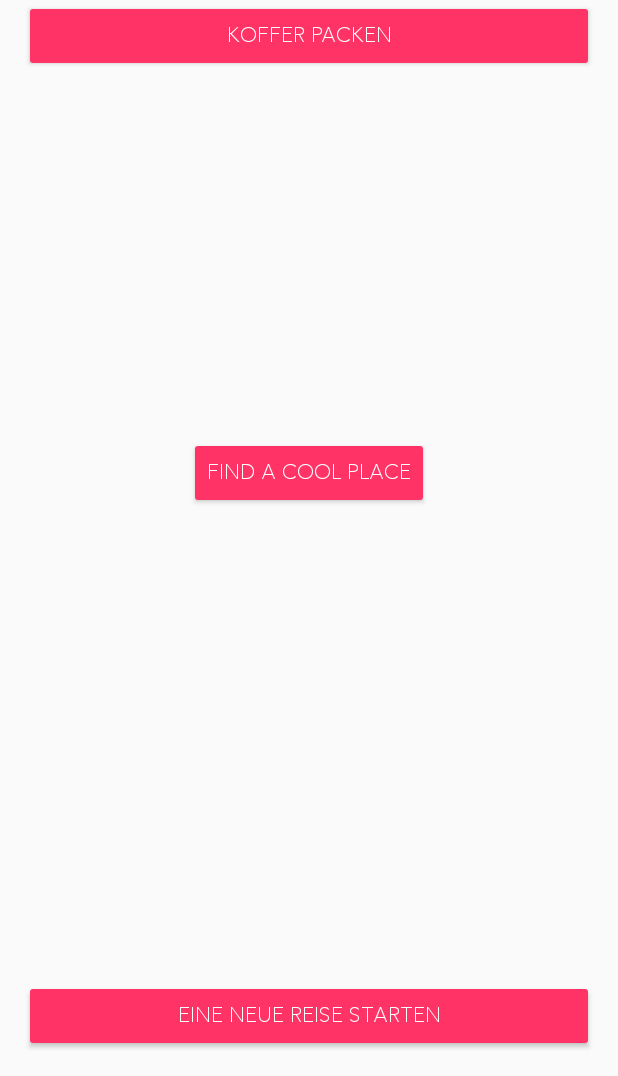
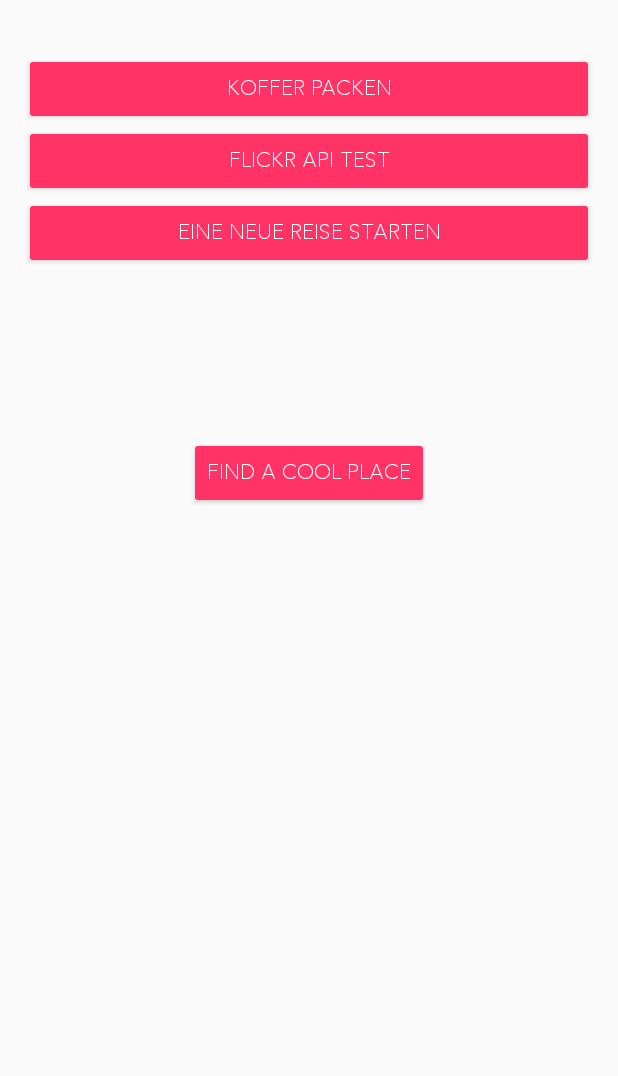
Before and after one commit to softpromin/TravelingApp, an Android app: the screen it shows after launch (MainActivity), on a phone screen of 412 x 824 dp, the part 160-1236 px from its top. Run offline under Robolectric (Android 15) with nearby library versions, the phone set to English and light mode, and no system bars.

Commit message:
Flickr Activity vorbereitet

```diff
--- a/app/build.gradle
+++ b/app/build.gradle
@@ -25,4 +25,5 @@ dependencies {
     compile 'com.android.support:appcompat-v7:23.1.1'
     compile 'com.android.support:support-v4:23.1.1'
     compile 'com.google.android.gms:play-services:8.3.0'
+    compile 'com.android.support:design:23.1.1'
 }
--- a/app/src/main/java/prak/travelerapp/MainActivity.java
+++ b/app/src/main/java/prak/travelerapp/MainActivity.java
@@ -15,6 +15,7 @@ import com.google.android.gms.common.GooglePlayServicesUtil;
 
 import prak.travelerapp.Database.Datasource;
 import prak.travelerapp.Database.ItemViewActivity;
+import prak.travelerapp.FlickrAPI.LandingActivity;
 import prak.travelerapp.PlaceApi.AutocompleteActivity;
 import prak.travelerapp.PlaceApi.PlacePickerFragment;
 import prak.travelerapp.WeatherAPI.WeatherTask;
@@ -26,18 +27,20 @@ public class MainActivity extends AppCompatActivity implements AsyncResponse {
     private Datasource dataSource;
     private Button newTrip;     // startet neue Reise
     private Button itemList;    // startet die Packliste
-    private Intent listIntent,PlaceActivityIntent;
+    private Button flickrButton;    // startet Flickr Test Activity
+    private Intent listIntent,flickrIntent,PlaceActivityIntent;
 
     @Override
     protected void onCreate(Bundle savedInstanceState) {
         //Neue Schriftart für alle Texte
-        TypefaceUtil.overrideFont(getApplicationContext(), "SERIF", "fonts/Avenir-Book.ttf");
+        Utils.overrideFont(getApplicationContext(), "SERIF", "fonts/Avenir-Book.ttf");
 
         super.onCreate(savedInstanceState);
         setContentView(R.layout.activity_main);
 
         googlePlacesTest();
         //weatherAPItest();
+        flickrAPItest();
 
         //Wechselt zur View der Packliste
         changeToItemList();
@@ -54,6 +57,21 @@ public class MainActivity extends AppCompatActivity implements AsyncResponse {
                 Log.d("MainActivity", "Click started item list");
 
                 startActivity(listIntent);
+            }
+        });
+    }
+
+    private void flickrAPItest() {
+
+        flickrButton = (Button) findViewById(R.id.flickrTest);
+        flickrButton.setOnClickListener(new View.OnClickListener() {
+            @Override
+            public void onClick(View v) {
+
+                flickrIntent = new Intent(MainActivity.this, LandingActivity.class);
+                Log.d("MainActivity", "Flickr Test Button clicked");
+
+                startActivity(flickrIntent);
             }
         });
     }
--- a/app/src/main/java/prak/travelerapp/TypefaceUtil.java
+++ /dev/null
@@ -1,33 +0,0 @@
-package prak.travelerapp;
-
-import android.content.Context;
-import android.graphics.Typeface;
-import android.util.Log;
-
-import java.lang.reflect.Field;
-
-/**
- * Created by maxgraf on 30/11/15.
- */
-
-public class TypefaceUtil {
-
-    /**
-     * Using reflection to override default typeface
-     * NOTICE: DO NOT FORGET TO SET TYPEFACE FOR APP THEME AS DEFAULT TYPEFACE WHICH WILL BE OVERRIDDEN
-     * @param context to work with assets
-     * @param defaultFontNameToOverride for example "monospace"
-     * @param customFontFileNameInAssets file name of the font from assets
-     */
-    public static void overrideFont(Context context, String defaultFontNameToOverride, String customFontFileNameInAssets) {
-        try {
-            final Typeface customFontTypeface = Typeface.createFromAsset(context.getAssets(), customFontFileNameInAssets);
-
-            final Field defaultFontTypefaceField = Typeface.class.getDeclaredField(defaultFontNameToOverride);
-            defaultFontTypefaceField.setAccessible(true);
-            defaultFontTypefaceField.set(null, customFontTypeface);
-        } catch (Exception e) {
-            Log.e("Can not set custom font " + customFontFileNameInAssets + " instead of " + defaultFontNameToOverride, e.toString());
-        }
-    }
-}
--- a/app/src/main/java/prak/travelerapp/Utils.java
+++ b/app/src/main/java/prak/travelerapp/Utils.java
@@ -3,6 +3,9 @@ package prak.travelerapp;
 import android.content.Context;
 import android.net.ConnectivityManager;
 import android.net.NetworkInfo;
+import android.graphics.Typeface;
+import android.util.Log;
+import java.lang.reflect.Field;
 
 /**
  * Created by Michael on 25.11.15.
@@ -19,4 +22,25 @@ public class Utils {
         NetworkInfo netInfo = cm.getActiveNetworkInfo();
         return netInfo != null && netInfo.isConnectedOrConnecting();
     }
+
+
+    /**
+     * Using reflection to override default typeface
+     * NOTICE: DO NOT FORGET TO SET TYPEFACE FOR APP THEME AS DEFAULT TYPEFACE WHICH WILL BE OVERRIDDEN
+     * @param context to work with assets
+     * @param defaultFontNameToOverride for example "monospace"
+     * @param customFontFileNameInAssets file name of the font from assets
+     * edit by Max
+     */
+    public static void overrideFont(Context context, String defaultFontNameToOverride, String customFontFileNameInAssets) {
+        try {
+            final Typeface customFontTypeface = Typeface.createFromAsset(context.getAssets(), customFontFileNameInAssets);
+
+            final Field defaultFontTypefaceField = Typeface.class.getDeclaredField(defaultFontNameToOverride);
+            defaultFontTypefaceField.setAccessible(true);
+            defaultFontTypefaceField.set(null, customFontTypeface);
+        } catch (Exception e) {
+            Log.e("Can not set custom font " + customFontFileNameInAssets + " instead of " + defaultFontNameToOverride, e.toString());
+        }
+    }
 }
--- a/app/src/main/res/layout/activity_main.xml
+++ b/app/src/main/res/layout/activity_main.xml
@@ -18,19 +18,32 @@
         android:textSize="25sp"/>
 
     <Button
-        android:layout_below="@id/welcomeMessage"
         android:id="@+id/itemList"
         android:layout_width="match_parent"
         android:layout_height="wrap_content"
-        android:text="@string/itemList" />
-
+        android:text="@string/itemList"
+        android:layout_below="@+id/welcomeMessage"
+        android:layout_alignParentLeft="true"
+        android:layout_alignParentStart="true"
+        android:layout_marginTop="35dp" />
 
     <Button
         android:id="@+id/newTrip"
-        android:layout_alignParentBottom="true"
         android:layout_width="match_parent"
         android:layout_height="wrap_content"
-        android:text="@string/newTrip" />
+        android:text="@string/newTrip"
+        android:layout_below="@+id/flickrTest"
+        android:layout_alignParentLeft="true"
+        android:layout_alignParentStart="true" />
+
+    <Button
+        android:id="@+id/flickrTest"
+        android:layout_width="match_parent"
+        android:layout_height="wrap_content"
+        android:text="@string/flickrTest"
+        android:layout_below="@+id/itemList"
+        android:layout_alignParentLeft="true"
+        android:layout_alignParentStart="true" />
 
     <LinearLayout
         android:layout_centerInParent="true"
--- /dev/null
+++ b/app/src/main/res/values-v21/styles.xml
@@ -0,0 +1,8 @@
+<resources>>
+    <style name="Basic.NoActionBar">
+        <item name="windowActionBar">false</item>
+        <item name="windowNoTitle">true</item>
+        <item name="android:windowDrawsSystemBarBackgrounds">true</item>
+        <item name="android:statusBarColor">@android:color/transparent</item>
+    </style>
+</resources>
--- a/app/src/main/res/values/dimens.xml
+++ b/app/src/main/res/values/dimens.xml
@@ -3,5 +3,6 @@
 
     <dimen name="activity_horizontal_margin">16dp</dimen>
     <dimen name="activity_vertical_margin">16dp</dimen>
+    <dimen name="fab_margin">16dp</dimen>
 
 </resources>
--- a/app/src/main/res/values/strings.xml
+++ b/app/src/main/res/values/strings.xml
@@ -6,6 +6,7 @@
     <string name="newTrip">Eine neue Reise starten</string>
     <string name="btnName">Find a cool Place</string>
     <string name="itemList">Koffer packen</string>
+    <string name="flickrTest">Flickr API Test</string>
 
     <string name="hello_blank_fragment">Hello blank fragment</string>
 
@@ -17,5 +18,6 @@
     <string name="editText_errorMessage">Das Feld darf nicht leer sein.</string>
 
     <string name="title_activity_item_view">Item View Activity</string>
+    <string name="title_activity_landing">LandingActivity</string>
 
 </resources>
--- a/app/src/main/res/values/styles.xml
+++ b/app/src/main/res/values/styles.xml
@@ -29,4 +29,10 @@
         <item name="android:drawSelectorOnTop">false</item>
         <item name="android:cacheColorHint">#00000000</item>
     </style>
+    <style name="Basic.NoActionBar">
+        <item name="windowActionBar">false</item>
+        <item name="windowNoTitle">true</item>
+    </style>
+    <style name="Basic.AppBarOverlay" parent="ThemeOverlay.AppCompat.Dark.ActionBar" />
+    <style name="Basic.PopupOverlay" parent="ThemeOverlay.AppCompat.Light" />
 </resources>
```
Also changed, not shown: app/src/main/AndroidManifest.xml (+13 -5 lines), app/src/main/java/prak/travelerapp/FlickrAPI/LandingActivity.java (added, +31 -0 lines), app/src/main/java/prak/travelerapp/FlickrAPI/LandingActivityFragment.java (added, +24 -0 lines), app/src/main/res/layout/activity_landing.xml (added, +25 -0 lines), app/src/main/res/layout/content_landing.xml (added, +7 -0 lines), app/src/main/res/layout/fragment_landing.xml (added, +14 -0 lines), app/src/main/res/menu/menu_landing.xml (added, +7 -0 lines).
